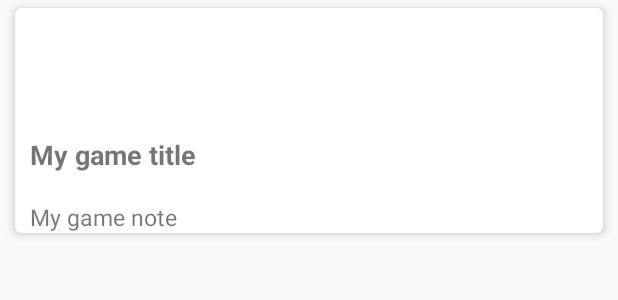
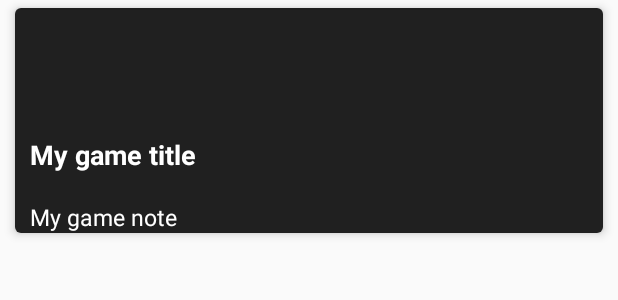
Before and after one commit to Alexis-Massiaux/RAWG_Android2020, an Android app: the layout item_game.xml on its own in the app's theme, with its tools: preview values and no code run, on a phone screen of 412 x 824 dp. Shown: the top 300 px of the screen. Run offline under Robolectric (Android 15) with nearby library versions, the phone set to English and light mode, and no system bars.

Commit message:
style: site's visual identity

```diff
--- a/app/src/main/res/layout/item_game.xml
+++ b/app/src/main/res/layout/item_game.xml
@@ -14,7 +14,8 @@
 
     <androidx.constraintlayout.widget.ConstraintLayout
         android:layout_width="match_parent"
-        android:layout_height="match_parent">
+        android:layout_height="match_parent"
+        android:background="@color/colorBackground">
 
         <ImageView
             android:id="@+id/game_imageview"
@@ -33,6 +34,7 @@
             android:layout_marginLeft="10dp"
             android:textSize="18sp"
             android:textStyle="bold"
+            android:textColor="@color/colorText"
             app:layout_constraintTop_toBottomOf="@id/game_imageview"
             app:layout_constraintLeft_toLeftOf="@id/game_imageview"
             app:layout_constraintVertical_chainStyle="packed"
@@ -44,6 +46,7 @@
             android:layout_height="wrap_content"
             android:layout_marginLeft="10dp"
             android:textSize="15sp"
+            android:textColor="@color/colorText"
             app:layout_constraintBottom_toBottomOf="parent"
             app:layout_constraintLeft_toLeftOf="@id/game_imageview"
             tools:text="@string/game_default_note" />
--- a/app/src/main/res/values/colors.xml
+++ b/app/src/main/res/values/colors.xml
@@ -1,6 +1,6 @@
 <?xml version="1.0" encoding="utf-8"?>
 <resources>
-    <color name="colorPrimary">#008577</color>
-    <color name="colorPrimaryDark">#00574B</color>
-    <color name="colorAccent">#D81B60</color>
+    <color name="colorPrimary">#151515</color>
+    <color name="colorBackground">#202020</color>
+    <color name="colorText">#FFFFFF</color>
 </resources>
--- a/app/src/main/res/values/styles.xml
+++ b/app/src/main/res/values/styles.xml
@@ -4,8 +4,6 @@
     <style name="AppTheme" parent="Theme.AppCompat.Light.DarkActionBar">
         <!-- Customize your theme here. -->
         <item name="colorPrimary">@color/colorPrimary</item>
-        <item name="colorPrimaryDark">@color/colorPrimaryDark</item>
-        <item name="colorAccent">@color/colorAccent</item>
     </style>
 
 </resources>
```
